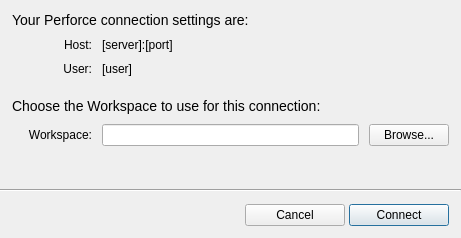
shotgunsoftware/tk-framework-perforce, file python/widgets/resources/open_connection_form.ui: the form before one commit.
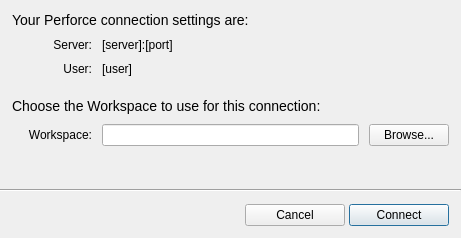
The form after the commit.

Commit message: Fixed connection logic and added code to ensure any UI created during connection is done on the main thread

The edit to the form file:
```diff
--- a/python/widgets/resources/open_connection_form.ui
+++ b/python/widgets/resources/open_connection_form.ui
@@ -55,7 +55,7 @@
        <item row="0" column="0">
         <widget class="QLabel" name="label_8">
          <property name="text">
-          <string>Host:</string>
+          <string>Server:</string>
          </property>
          <property name="alignment">
           <set>Qt::AlignRight|Qt::AlignTrailing|Qt::AlignVCenter</set>
```
Left out of the diff: 2 changed lines with no effect on the pictures. The commit also changes 6 other files.
